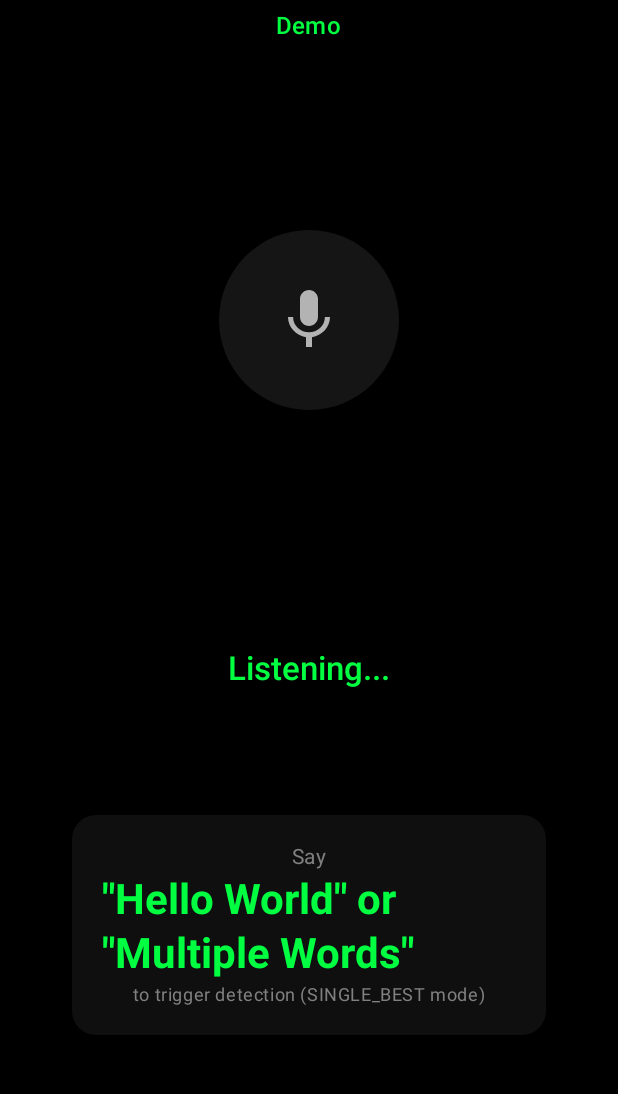
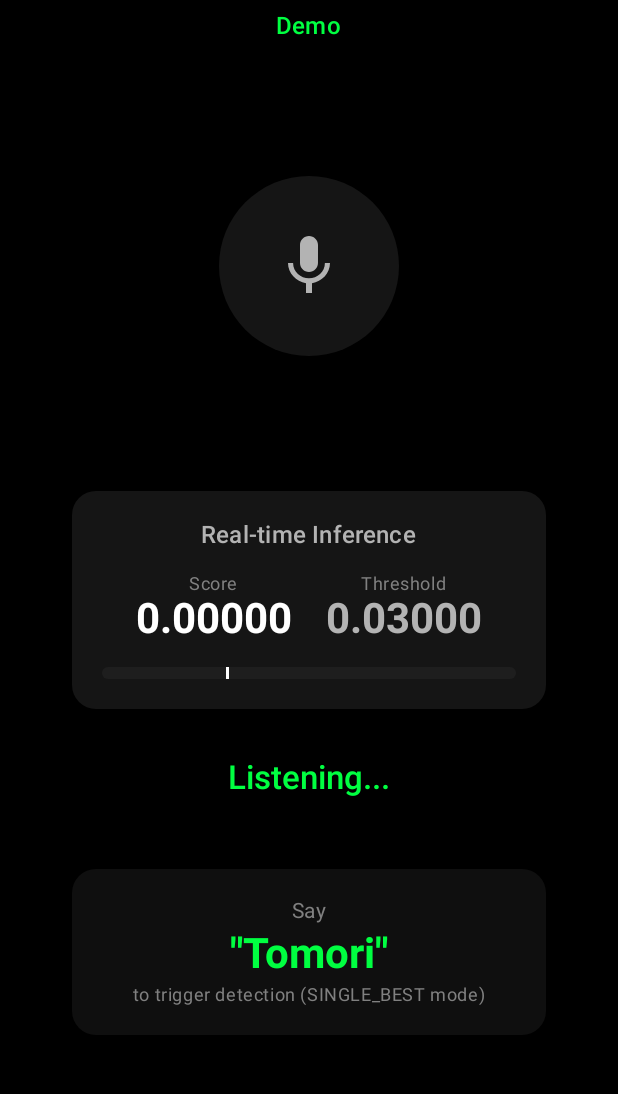
Before and after one commit to Re-MENTIA/openwakeword-android-kt, an Android app built with Jetpack Compose: the screen it shows after launch (MainActivity), on a phone screen of 412 x 824 dp, the part 141-1235 px from its top. Run offline under Robolectric (Android 15) with nearby library versions, the phone set to English and light mode, and no system bars; libraries missing offline, so code that uses them is left out: ai.onnxruntime; 13 statements that could not run were skipped.

Commit message:
feat: add real-time inference score display
- Add WakeWordScore model for continuous score streaming
- Update WakeWordEngine to emit real-time scores via new Flow
- Create RealtimeScoreDisplay UI component showing:
  - Current inference score (updated continuously)
  - Threshold value
  - Visual progress bar with threshold indicator
- Add debug logging for inference values
- Configure app to use only tomori.onnx model

🤖 Generated with [Claude Code](https://claude.ai/code)

Co-Authored-By: Claude <noreply@anthropic.com>

````diff
--- a/app/src/main/kotlin/com/rementia/openwakeword/MainActivity.kt
+++ b/app/src/main/kotlin/com/rementia/openwakeword/MainActivity.kt
@@ -22,6 +22,8 @@ import androidx.compose.ui.draw.alpha
 import androidx.compose.ui.draw.clip
 import androidx.compose.ui.draw.scale
 import androidx.compose.ui.graphics.Color
+import androidx.compose.ui.layout.onSizeChanged
+import androidx.compose.ui.platform.LocalDensity
 import androidx.compose.material.icons.Icons
 import androidx.compose.material.icons.filled.Warning
 import androidx.compose.material.icons.filled.Mic
@@ -80,6 +82,8 @@ fun WakeWordDetectionScreen(
     var currentScore by remember { mutableStateOf(0f) }
     var isDetected by remember { mutableStateOf(false) }
     var status by remember { mutableStateOf("Initializing...") }
+    var realtimeScore by remember { mutableStateOf(0f) }
+    var threshold by remember { mutableStateOf(0.03f) }
 
     val permissionLauncher = rememberLauncherForActivityResult(
         ActivityResultContracts.RequestPermission()
@@ -107,14 +111,9 @@ fun WakeWordDetectionScreen(
         if (hasPermission) {
             val models = listOf(
                 WakeWordModel(
-                    name = "Hello World",
-                    modelPath = "hello_world.onnx",
-                    threshold = 0.03f
-                ),
-                WakeWordModel(
-                    name = "Multiple Words",
-                    modelPath = "multiple_words.onnx",
-                    threshold = 0.03f
+                    name = "Tomori",
+                    modelPath = "tomori.onnx",
+                    threshold = threshold
                 )
             )
 
@@ -140,6 +139,12 @@ fun WakeWordDetectionScreen(
 
                     delay(2000)
                     isDetected = false
+                }
+            }
+
+            launch {
+                engine.scores.collect { score ->
+                    realtimeScore = score.score
                 }
             }
 
@@ -169,6 +174,11 @@ fun WakeWordDetectionScreen(
             DetectionVisualization(
                 isListening = isListening,
                 isDetected = isDetected
+            )
+
+            RealtimeScoreDisplay(
+                score = realtimeScore,
+                threshold = threshold
             )
 
             StatusSection(
@@ -326,6 +336,111 @@ fun StatusSection(
 }
 
 @Composable
+fun RealtimeScoreDisplay(
+    score: Float,
+    threshold: Float
+) {
+    Card(
+        modifier = Modifier
+            .fillMaxWidth()
+            .padding(horizontal = 24.dp),
+        shape = RoundedCornerShape(16.dp),
+        colors = CardDefaults.cardColors(
+            containerColor = SurfaceDark
+        )
+    ) {
+        Column(
+            modifier = Modifier
+                .fillMaxWidth()
+                .padding(20.dp),
+            horizontalAlignment = Alignment.CenterHorizontally
+        ) {
+            Text(
+                text = "Real-time Inference",
+                style = MaterialTheme.typography.titleMedium,
+                color = TextSecondary,
+                fontWeight = FontWeight.Medium
+            )
+
+            Spacer(modifier = Modifier.height(16.dp))
+
+            // Score display
+            Row(
+                modifier = Modifier.fillMaxWidth(),
+                horizontalArrangement = Arrangement.SpaceEvenly
+            ) {
+                Column(horizontalAlignment = Alignment.CenterHorizontally) {
+                    Text(
+                        text = "Score",
+                        style = MaterialTheme.typography.bodySmall,
+                        color = TextDim
+                    )
+                    Text(
+                        text = String.format("%.5f", score),
+                        style = MaterialTheme.typography.headlineMedium,
+                        color = if (score > threshold) AccentGreen else TextPrimary,
+                        fontWeight = FontWeight.Bold
+                    )
+                }
+
+                Column(horizontalAlignment = Alignment.CenterHorizontally) {
+                    Text(
+                        text = "Threshold",
+                        style = MaterialTheme.typography.bodySmall,
+                        color = TextDim
+                    )
+                    Text(
+                        text = String.format("%.5f", threshold),
+                        style = MaterialTheme.typography.headlineMedium,
+                        color = TextSecondary,
+                        fontWeight = FontWeight.Bold
+                    )
+                }
+            }
+
+            Spacer(modifier = Modifier.height(16.dp))
+
+            // Progress bar
+            var barWidth by remember { mutableStateOf(0.dp) }
+            val density = LocalDensity.current
+
+            Box(
+                modifier = Modifier
+                    .fillMaxWidth()
+                    .height(8.dp)
+                    .clip(RoundedCornerShape(4.dp))
+                    .background(MediumGray)
+                    .onSizeChanged { size ->
+                        with(density) {
+                            barWidth = size.width.toDp()
+                        }
+                    }
+            ) {
+                val progress = (score / 0.1f).coerceIn(0f, 1f)
+                Box(
+                    modifier = Modifier
+                        .fillMaxWidth(progress)
+                        .fillMaxHeight()
+                        .background(
+                            if (score > threshold) AccentGreen else TextSecondary
+                        )
+                )
+
+                // Threshold indicator
+                val thresholdPosition = (threshold / 0.1f).coerceIn(0f, 1f)
+                Box(
+                    modifier = Modifier
+                        .fillMaxHeight()
+                        .width(2.dp)
+                        .offset(x = barWidth * thresholdPosition)
+                        .background(Color.White)
+                )
+            }
+        }
+    }
+}
+
+@Composable
 fun WakeWordHint() {
     Card(
         modifier = Modifier
@@ -351,7 +466,7 @@ fun WakeWordHint() {
             Spacer(modifier = Modifier.height(4.dp))
 
             Text(
-                text = "\"Hello World\" or \"Multiple Words\"",
+                text = "\"Tomori\"",
                 style = MaterialTheme.typography.headlineMedium,
                 color = AccentGreen,
                 fontWeight = FontWeight.Bold
--- a/wakeword/src/main/kotlin/com/rementia/openwakeword/lib/WakeWordEngine.kt
+++ b/wakeword/src/main/kotlin/com/rementia/openwakeword/lib/WakeWordEngine.kt
@@ -2,11 +2,13 @@ package com.rementia.openwakeword.lib
 
 import android.content.Context
 import android.content.res.AssetManager
+import android.util.Log
 import com.rementia.openwakeword.lib.audio.AudioProcessor
 import com.rementia.openwakeword.lib.audio.AudioRecorder
 import com.rementia.openwakeword.lib.ml.OnnxModelRunner
 import com.rementia.openwakeword.lib.model.WakeWordDetection
 import com.rementia.openwakeword.lib.model.WakeWordModel
+import com.rementia.openwakeword.lib.model.WakeWordScore
 import com.rementia.openwakeword.lib.model.DetectionMode
 import kotlinx.coroutines.*
 import kotlinx.coroutines.flow.*
@@ -77,12 +79,17 @@ class WakeWordEngine(
     private val scope: CoroutineScope = CoroutineScope(Dispatchers.Default)
 ) {
 
+    companion object {
+        private const val TAG = "WakeWordEngine"
+    }
+
     private val assetManager: AssetManager = context.assets
     private val audioRecorder = AudioRecorder(context)
     private val modelProcessors = mutableMapOf<WakeWordModel, ModelProcessor>()
     private val detectionCooldowns = mutableMapOf<String, Long>()
 
     private val _detections = MutableSharedFlow<WakeWordDetection>()
+    private val _scores = MutableSharedFlow<WakeWordScore>()
 
     /**
      * Flow of wake word detection events.
@@ -116,6 +123,15 @@ class WakeWordEngine(
      * ```
      */
     val detections: Flow<WakeWordDetection> = _detections.asSharedFlow()
+
+    /**
+     * Flow of real-time wake word scores.
+     *
+     * This Flow emits [WakeWordScore] objects continuously for all models,
+     * regardless of whether they exceed the detection threshold.
+     * Useful for real-time monitoring and visualization.
+     */
+    val scores: Flow<WakeWordScore> = _scores.asSharedFlow()
 
     private var recordingJob: Job? = null
 
@@ -173,7 +189,13 @@ class WakeWordEngine(
                             try {
                                 val processor = modelProcessors[model]!!
                                 val score = processor.process(audioBuffer)
+                                Log.d(TAG, "${model.name} - Score: ${String.format("%.5f", score)}, Threshold: ${String.format("%.5f", model.threshold)}")
+
+                                // Emit real-time score
+                                _scores.emit(WakeWordScore(model, score))
+
                                 if (score > model.threshold) {
+                                    Log.d(TAG, "DETECTION! ${model.name} - Score: ${String.format("%.5f", score)} > Threshold: ${String.format("%.5f", model.threshold)}")
                                     DetectionResult(
                                         model = model,
                                         score = score,
@@ -184,6 +206,7 @@ class WakeWordEngine(
                                     null
                                 }
                             } catch (e: Exception) {
+                                Log.e(TAG, "Error processing model ${model.name}", e)
                                 e.printStackTrace()
                                 null
                             }
@@ -226,6 +249,7 @@ class WakeWordEngine(
         val lastDetection = detectionCooldowns[model.name]
 
         if (lastDetection == null || detectionCooldownMs == 0L || now - lastDetection >= detectionCooldownMs) {
+            Log.d(TAG, "Emitting detection for ${model.name} with score ${String.format("%.5f", score)}")
             _detections.emit(
                 WakeWordDetection(
                     model = model,
@@ -233,6 +257,8 @@ class WakeWordEngine(
                 )
             )
             detectionCooldowns[model.name] = now
+        } else {
+            Log.d(TAG, "Detection skipped due to cooldown: ${model.name}")
         }
     }
 
--- a/wakeword/src/main/kotlin/com/rementia/openwakeword/lib/audio/AudioProcessor.kt
+++ b/wakeword/src/main/kotlin/com/rementia/openwakeword/lib/audio/AudioProcessor.kt
@@ -1,6 +1,7 @@
 package com.rementia.openwakeword.lib.audio
 
 import android.content.res.AssetManager
+import android.util.Log
 import com.rementia.openwakeword.lib.ml.EmbeddingModel
 import com.rementia.openwakeword.lib.ml.MelSpectrogram
 import com.rementia.openwakeword.lib.ml.OnnxModelRunner
@@ -17,6 +18,7 @@ internal class AudioProcessor(
 ) : AutoCloseable {
 
     companion object {
+        private const val TAG = "AudioProcessor"
         private const val N_PREPARED_SAMPLES = 1280
         private const val SAMPLE_RATE = 16000
         private const val MEL_SPECTROGRAM_MAX_LEN = 10 * 97
@@ -50,7 +52,9 @@ internal class AudioProcessor(
     fun predictWakeWord(audioBuffer: FloatArray): Float {
         streamingFeatures(audioBuffer)
         val features = getFeatures(16, -1)
-        return modelRunner.predictWakeWord(features)
+        val score = modelRunner.predictWakeWord(features)
+        Log.d(TAG, "Wake word prediction score: ${String.format("%.5f", score)}")
+        return score
     }
 
     private fun streamingFeatures(audioBuffer: FloatArray): Int {
--- a/wakeword/src/main/kotlin/com/rementia/openwakeword/lib/ml/OnnxModelRunner.kt
+++ b/wakeword/src/main/kotlin/com/rementia/openwakeword/lib/ml/OnnxModelRunner.kt
@@ -4,6 +4,7 @@ import ai.onnxruntime.OnnxTensor
 import ai.onnxruntime.OrtEnvironment
 import ai.onnxruntime.OrtSession
 import android.content.res.AssetManager
+import android.util.Log
 import java.io.IOException
 import java.nio.FloatBuffer
 
@@ -19,6 +20,7 @@ internal class OnnxModelRunner(
     private val session: OrtSession = createSession()
 
     companion object {
+        private const val TAG = "OnnxModelRunner"
         private const val BATCH_SIZE = 1
     }
 
@@ -47,7 +49,9 @@ internal class OnnxModelRunner(
 
             session.run(mapOf(session.inputNames.first() to inputTensor)).use { outputs ->
                 val result = outputs[0].value as Array<FloatArray>
-                result[0][0]
+                val score = result[0][0]
+                Log.d(TAG, "Model: $modelPath - Raw inference output: ${String.format("%.5f", score)}")
+                score
             }
         } catch (e: Exception) {
             throw RuntimeException("Failed to run inference", e)
--- /dev/null
+++ b/wakeword/src/main/kotlin/com/rementia/openwakeword/lib/model/WakeWordScore.kt
@@ -0,0 +1,17 @@
+package com.rementia.openwakeword.lib.model
+
+/**
+ * Represents real-time wake word inference scores.
+ *
+ * This data class is emitted through a Flow for continuous monitoring
+ * of wake word detection scores, regardless of whether they exceed the threshold.
+ *
+ * @property model The wake word model being evaluated
+ * @property score The current inference score (0.0 to 1.0)
+ * @property timestamp The time when this score was calculated
+ */
+data class WakeWordScore(
+    val model: WakeWordModel,
+    val score: Float,
+    val timestamp: Long = System.currentTimeMillis()
+)
````
Also changed, not shown: 1 other file.
